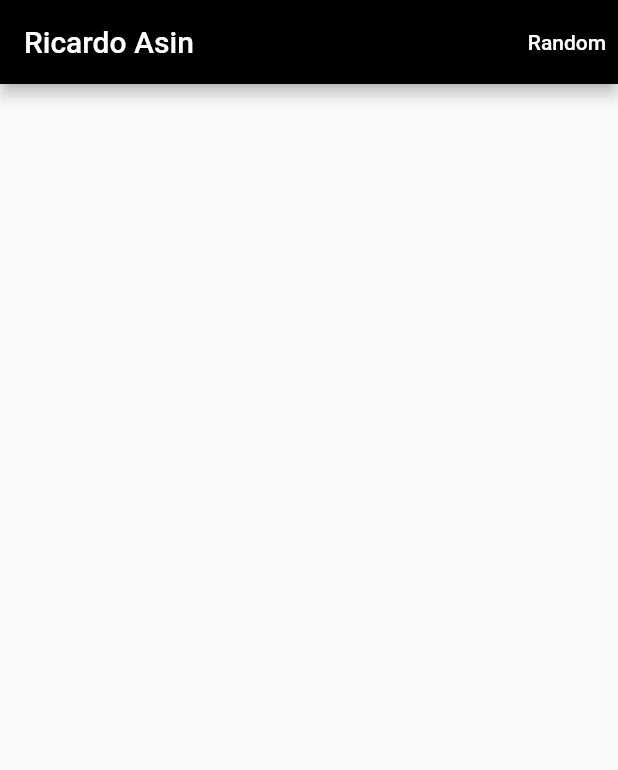
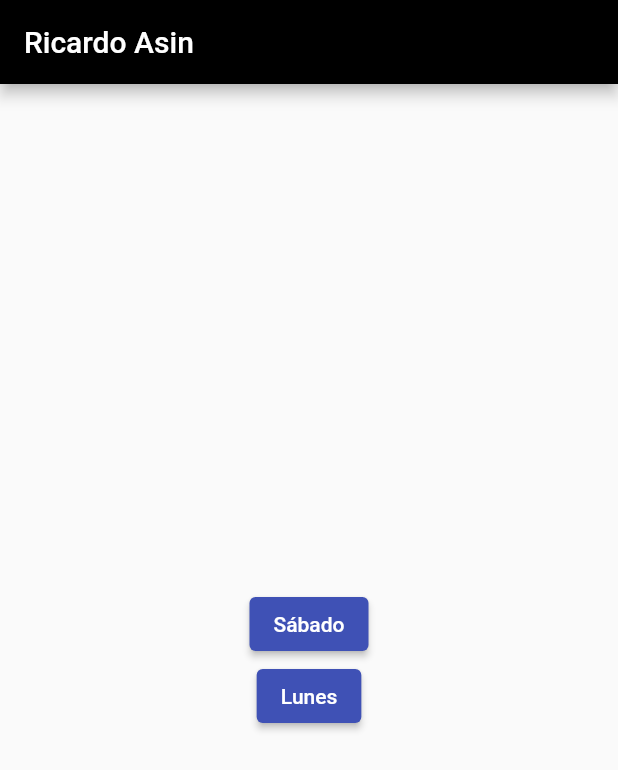
Before and after one commit to ricardoasinr/Programacion-aplicada, a Flutter app: the screen it shows after launch, on a phone screen of 412 x 824 dp. Shown: the top 770 px of the screen. Run offline on Flutter 3.47's test engine with Material 2 defaults, Android fonts, the phone set to English and light mode, and no system bars.

Commit message:
Primeros parciales resueltos

```diff
--- a/resolucionprimerparcial/lib/Models/data.dart
+++ /dev/null
@@ -1,9 +0,0 @@
-class Datos {
-  final String message;
-
-  Datos({required this.message});
-
-  factory Datos.fromJson(Map<dynamic, dynamic> json) {
-    return Datos(message: json['message'] as String);
-  }
-}
--- /dev/null
+++ b/resolucionprimerparcial/lib/Models/lunes_data.dart
@@ -0,0 +1,25 @@
+class LunesData {
+  final String title;
+  final String first;
+  final String last;
+  final String email;
+  final String large;
+
+  LunesData({
+    required this.title,
+    required this.first,
+    required this.last,
+    required this.email,
+    required this.large,
+  });
+
+  factory LunesData.fromJson(json) {
+    return LunesData(
+      title: json['results'][0]['name']['title'],
+      first: json['results'][0]['name']['first'],
+      last: json['results'][0]['name']['last'],
+      email: json['results'][0]['email'],
+      large: json['results'][0]['picture']['large'],
+    );
+  }
+}
--- /dev/null
+++ b/resolucionprimerparcial/lib/Models/sabado_data.dart
@@ -0,0 +1,11 @@
+class SabadoData {
+  String? message;
+
+  SabadoData({
+    this.message,
+  });
+
+  factory SabadoData.fromJson(Map<dynamic, dynamic> json) {
+    return SabadoData(message: json['message'] as String);
+  }
+}
--- a/resolucionprimerparcial/lib/main.dart
+++ b/resolucionprimerparcial/lib/main.dart
@@ -1,6 +1,6 @@
 import 'package:flutter/material.dart';
-import 'package:resolucionprimerparcial/Models/data.dart';
-import 'package:resolucionprimerparcial/Services/ApiServices.dart';
+import 'package:resolucionprimerparcial/Screens/lunes_screen.dart';
+import 'package:resolucionprimerparcial/Screens/sabado_screen.dart';
 
 void main() {
   runApp(const MyApp());
@@ -13,7 +13,7 @@ class MyApp extends StatelessWidget {
     return MaterialApp(
       title: 'Primer Parcial',
       theme: ThemeData(
-        primarySwatch: Colors.grey,
+        primarySwatch: Colors.indigo,
       ),
       debugShowCheckedModeBanner: false,
       home: const MyHomePage(title: 'Ricardo Asin'),
@@ -31,46 +31,40 @@ class MyHomePage extends StatefulWidget {
 }
 
 class _MyHomePageState extends State<MyHomePage> {
-  final ApiServices apiServices = ApiServices();
-  final List<Datos> listaDondeSeVanAGuardarLasFotos = [];
-
-  Future? getImage() async {
-    var image = await apiServices.getData();
-    print(image.message);
-    setState(() {
-      listaDondeSeVanAGuardarLasFotos.add(image);
-    });
-  }
-
   @override
   Widget build(BuildContext context) {
     return Scaffold(
         appBar: AppBar(
           title: Text(
             widget.title,
-          style: TextStyle(color: Colors.white),
+            style: const TextStyle(color: Colors.white),
           ),
           backgroundColor: Colors.black,
-        actions: [
-          TextButton(
-            child: const Text(
-              'Random',
-              style: TextStyle(color: Colors.white),
         ),
+        body: Center(
+          child: Column(
+              crossAxisAlignment: CrossAxisAlignment.center,
+              mainAxisAlignment: MainAxisAlignment.center,
+              children: [
+                ElevatedButton(
                     onPressed: () {
-              getImage();
+                      Navigator.of(context).push(
+                        MaterialPageRoute(
+                          builder: (context) => (const SabadoScreen()),
+                        ),
+                      );
                     },
+                    child: const Text('Sábado')),
+                ElevatedButton(
+                    onPressed: () {
+                      Navigator.of(context).push(
+                        MaterialPageRoute(
+                          builder: (context) => (const LunesScreen()),
                         ),
-        ],
-      ),
-      body: ListView.builder(
-          itemCount: listaDondeSeVanAGuardarLasFotos.length,
-          itemBuilder: (context, index) {
-            return Card(
-              child:
-                  Image.network(listaDondeSeVanAGuardarLasFotos[index].message),
                       );
-          }),
-    );
+                    },
+                    child: const Text('Lunes'))
+              ]),
+        ));
   }
 }
--- a/resolucionprimerparcial/pubspec.yaml
+++ b/resolucionprimerparcial/pubspec.yaml
@@ -35,6 +35,7 @@ dependencies:
   # Use with the CupertinoIcons class for iOS style icons.
   cupertino_icons: ^1.0.2
   http: ^0.13.5
+  internet_connection_checker: ^1.0.0+1
 
 dev_dependencies:
   flutter_test:
```
Also changed, not shown: resolucionprimerparcial/lib/Screens/lunes_screen.dart (added, +57 -0 lines), resolucionprimerparcial/lib/Screens/sabado_screen.dart (added, +58 -0 lines), resolucionprimerparcial/lib/Services/ApiServices.dart (deleted, +0 -22 lines), resolucionprimerparcial/lib/Services/api.dart (added, +38 -0 lines), resolucionprimerparcial/lib/Widgets/random_user.dart (added, +40 -0 lines), ayudantia/ayuantia1609/pubspec.lock, resolucionprimerparcial/pubspec.lock, 3 other files. Lines whose indentation alone changed are shown as unchanged.
